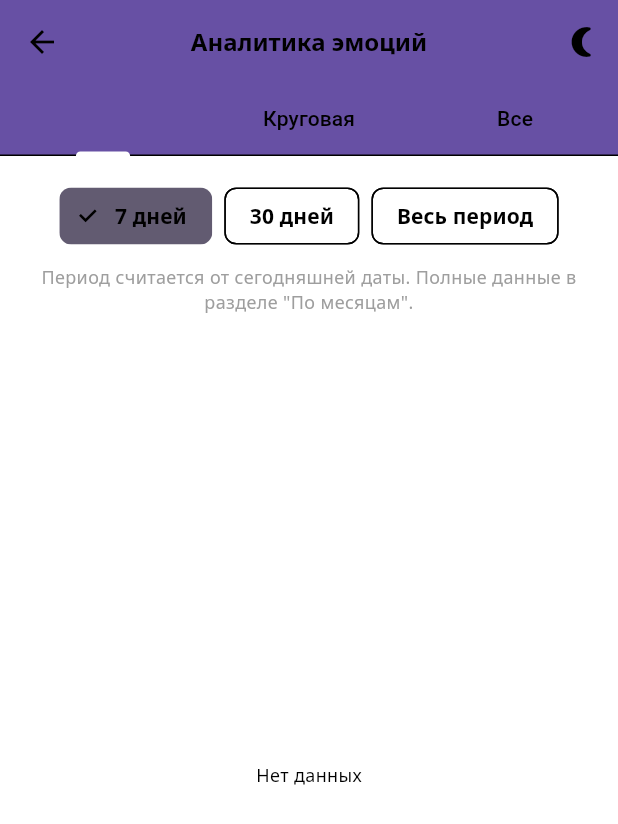
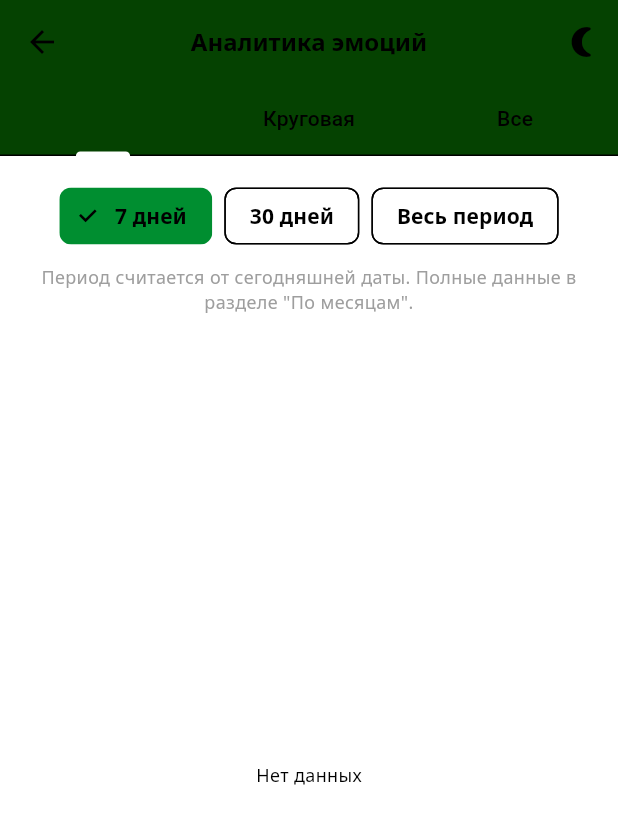
Before and after one commit to amran1451/digital_diary_app, a Flutter app: the EmotionAnalyticsScreen screen opened by its route, on a phone screen of 412 x 824 dp. Shown: the top 824 px of the screen. Run offline on Flutter 3.47's test engine with Material 3 defaults, Android fonts, the phone set to English and light mode, and no system bars; our stand-ins replace cloud_firestore, connectivity_plus, csv, file_picker, firebase_auth, firebase_core and 12 more; missing offline and left inert: finance_tracker, nutrition_tracker, planner_app, simple_heatmap_calendar, workout_app; accounts and stored records are empty.

Commit message:
немного поменял цвета

```diff
--- a/packages/app_theme/lib/src/colors.dart
+++ b/packages/app_theme/lib/src/colors.dart
@@ -1,10 +1,10 @@
 import 'package:flutter/material.dart';
 
 // Core color palette
-const Color primaryColor = Color(0xFF6750A4);
-const Color secondaryColor = Color(0xFF625B71);
+const Color primaryColor = Color(0xFF054201);
+const Color secondaryColor = Color(0xFF008E30);
 const Color backgroundColor = Color(0xFFF5F5F5);
 const Color darkBackgroundColor = Color(0xFF1F1F1F);
 
-const Color textColor = Color(0xFF1C1B1F);
-const Color iconColor = Color(0xFF49454F);
+const Color textColor = Color(0xFFFFFFFF);
+const Color iconColor = Color(0xFFFFFFFF);
```
